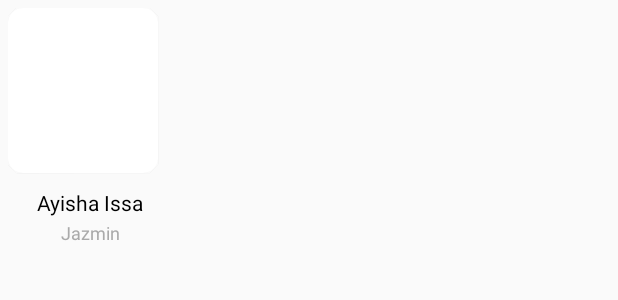
After one commit to Khaledhaouas/moviesTvSHows, an Android app: the layout rv_item_cast.xml on its own in the app's theme, with its tools: preview values and no code run, on a phone screen of 412 x 824 dp. The commit adds this screen. Shown: the top 300 px of the screen. Run offline under Robolectric (Android 15) with nearby library versions, the phone set to English and light mode, and no system bars; network calls fail.

Commit message:
add recycler view for credits add credits entity/repos

```diff
--- a/app/build.gradle
+++ b/app/build.gradle
@@ -21,7 +21,8 @@ android {
 dependencies {
     implementation fileTree(dir: 'libs', include: ['*.jar'])
     implementation 'com.android.support:appcompat-v7:28.0.0'
-    implementation 'com.android.support.constraint:constraint-layout:1.1.3'
+    implementation 'com.android.support:recyclerview-v7:28.0.0'
+    implementation 'com.android.support:cardview-v7:28.0.0'
     implementation 'android.arch.lifecycle:extensions:1.1.1'
 
     //Rest API
--- a/app/src/main/AndroidManifest.xml
+++ b/app/src/main/AndroidManifest.xml
@@ -12,6 +12,8 @@
         android:roundIcon="@mipmap/ic_launcher_round"
         android:supportsRtl="true"
         android:theme="@style/AppTheme">
+        <uses-library android:name="org.apache.http.legacy" android:required="false" />
+
         <activity android:name=".activities.MainActivity">
             <intent-filter>
                 <action android:name="android.intent.action.MAIN" />
--- /dev/null
+++ b/app/src/main/res/drawable/shadow_drawable.xml
@@ -0,0 +1,5 @@
+<shape xmlns:android="http://schemas.android.com/apk/res/android"
+    android:shape="rectangle">
+    <solid android:color="#42000000" />
+    <corners android:radius="5dp" />
+</shape>
--- /dev/null
+++ b/app/src/main/res/layout/rv_item_cast.xml
@@ -0,0 +1,48 @@
+<LinearLayout xmlns:android="http://schemas.android.com/apk/res/android"
+    xmlns:card_view="http://schemas.android.com/apk/res-auto"
+    android:layout_width="120dp"
+    android:layout_height="170dp"
+    android:orientation="vertical"
+    android:padding="5dp">
+
+    <android.support.v7.widget.CardView
+        android:layout_width="100dp"
+        android:layout_height="110dp"
+        android:background="@drawable/shadow_drawable"
+        android:elevation="10dp"
+        card_view:cardCornerRadius="10dp">
+
+        <ImageView
+            android:id="@+id/img_actor_profile"
+            android:layout_width="match_parent"
+            android:layout_height="match_parent"
+            android:scaleType="fitXY" />
+
+    </android.support.v7.widget.CardView>
+
+
+    <TextView
+        android:id="@+id/txt_actor_name"
+        android:layout_width="match_parent"
+        android:layout_height="wrap_content"
+        android:layout_marginTop="10dp"
+        android:ellipsize="end"
+        android:gravity="center"
+        android:maxLines="1"
+        android:text="Ayisha Issa"
+        android:textColor="@android:color/black"
+        android:textSize="14sp" />
+
+    <TextView
+        android:id="@+id/txt_character_name"
+        android:layout_width="match_parent"
+        android:layout_height="wrap_content"
+        android:layout_marginTop="2dp"
+        android:ellipsize="end"
+        android:gravity="center"
+        android:maxLines="1"
+        android:text="Jazmin"
+        android:textColor="@android:color/darker_gray"
+        android:textSize="12sp" />
+
+</LinearLayout>
```
Also changed, not shown: app/src/main/java/khaledhaouas/com/tmdbmovies/adapters/CreditsRecyclerViewAdapter.java (added, +94 -0 lines), app/src/main/java/khaledhaouas/com/tmdbmovies/models/entities/Credit.java (added, +82 -0 lines), app/src/main/java/khaledhaouas/com/tmdbmovies/models/interfaces/OnCreditListLoadedCallback.java (added, +11 -0 lines), app/src/main/java/khaledhaouas/com/tmdbmovies/models/repositories/CreditsRepos.java (added, +67 -0 lines), app/src/main/java/khaledhaouas/com/tmdbmovies/ui/movielist/MovieDetailsFragment.java (+51 -4 lines), app/src/main/java/khaledhaouas/com/tmdbmovies/ui/movielist/MovieDetailsViewModel.java (+19 -0 lines), app/src/main/java/khaledhaouas/com/tmdbmovies/utils/Utils.java (+9 -0 lines), app/src/main/res/layout/movie_details_fragment.xml (+25 -3 lines).
